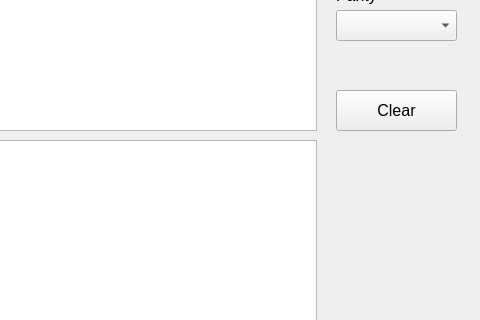
Qt form PyQT5 - GUI/serialSoftware.ui (edsonmatsuda/Python-Serial-Monitor) before a commit; both pictures show x 634 to 1114 and y 240 to 560 of the 1114 by 809 pixel window.
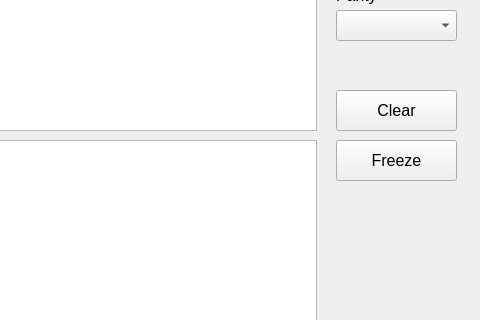
The same form after that commit.

Commit message: Included Freeze Button

```diff
--- a/PyQT5 - GUI/serialSoftware.ui
+++ b/PyQT5 - GUI/serialSoftware.ui
@@ -223,6 +223,24 @@
      <string>Clear</string>
     </property>
    </widget>
+   <widget class="QPushButton" name="btn_Freeze">
+    <property name="geometry">
+     <rect>
+      <x>970</x>
+      <y>380</y>
+      <width>121</width>
+      <height>41</height>
+     </rect>
+    </property>
+    <property name="font">
+     <font>
+      <pointsize>12</pointsize>
+     </font>
+    </property>
+    <property name="text">
+     <string>Freeze</string>
+    </property>
+   </widget>
   </widget>
   <widget class="QMenuBar" name="menubar">
    <property name="geometry">
```
The commit also changes 1 other file.
